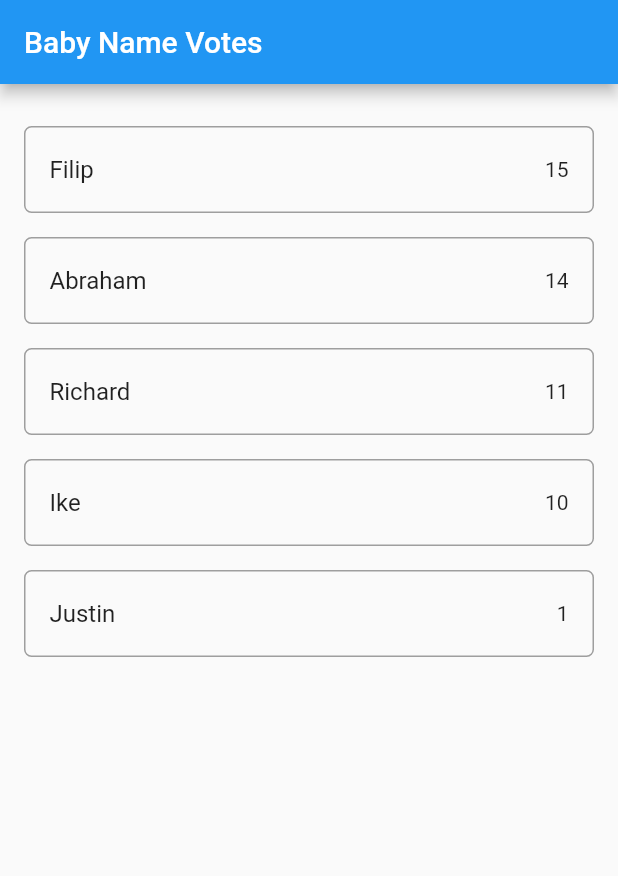
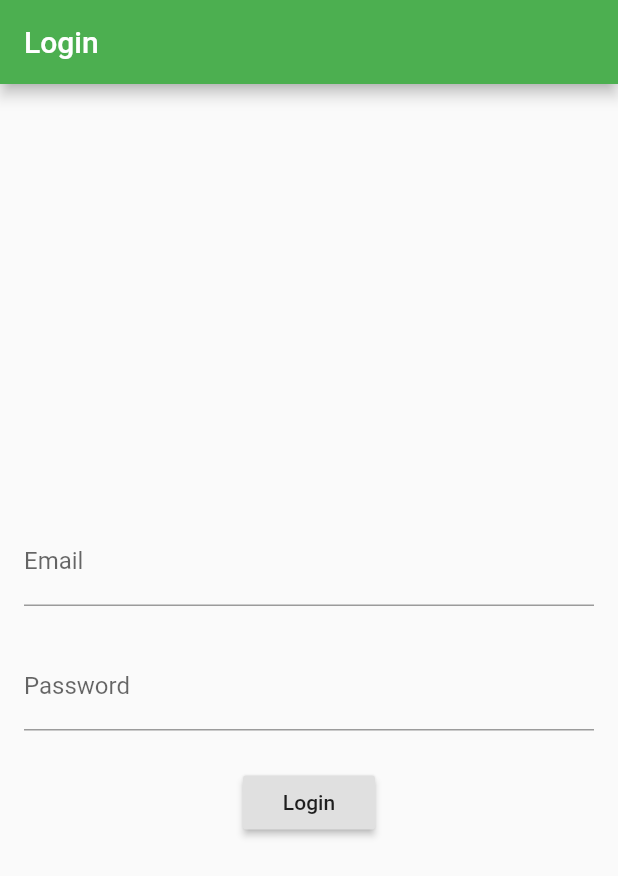
Before and after one commit to ntask19/flutter-auth, a Flutter app: the screen it shows after launch, on a phone screen of 412 x 824 dp. Shown: the top 876 px of the screen. Run offline on Flutter 3.47's test engine with Material 2 defaults, Android fonts, the phone set to English and light mode, and no system bars; our stand-ins replace cloud_firestore; accounts and stored records are empty.

```diff
--- a/lib/main.dart
+++ b/lib/main.dart
@@ -15,7 +15,10 @@ class MyApp extends StatelessWidget {
   @override
   Widget build(BuildContext context) {
     return MaterialApp(
-      title: 'Baby Names',
+      title: 'Firebase Auth',
+      theme: ThemeData(
+        primarySwatch: Colors.green,
+      ),
       home: MyHomePage(),
     );
   }
@@ -29,61 +32,58 @@ class MyHomePage extends StatefulWidget {
 }
 
 class _MyHomePageState extends State<MyHomePage> {
+
+  final emailInputController = new TextEditingController();
+  final passwordInputController = new TextEditingController();
+
   @override
   Widget build(BuildContext context) {
     return Scaffold(
-      appBar: AppBar(title: Text('Baby Name Votes')),
-      body: _buildBody(context),
+      appBar: AppBar(title: Text('Login')),
+      body: _layoutBody(),
     );
   }
 
-  Widget _buildBody(BuildContext context) {
-    // TODO: get actual snapshot from Cloud Firestore
-    return _buildList(context, dummySnapshot);
-  }
-
-  Widget _buildList(BuildContext context, List<Map> snapshot) {
-    return ListView(
-      padding: const EdgeInsets.only(top: 20.0),
-      children: snapshot.map((data) => _buildListItem(context, data)).toList(),
-    );
-  }
-
-  Widget _buildListItem(BuildContext context, Map data) {
-    final record = Record.fromMap(data);
-
-    return Padding(
-      key: ValueKey(record.name),
-      padding: const EdgeInsets.symmetric(horizontal: 16.0, vertical: 8.0),
-      child: Container(
-        decoration: BoxDecoration(
-          border: Border.all(color: Colors.grey),
-          borderRadius: BorderRadius.circular(5.0),
-        ),
-        child: ListTile(
-          title: Text(record.name),
-          trailing: Text(record.votes.toString()),
-          onTap: () => print(record),
+  Widget _layoutBody() {
+    return new Center(
+      child: new Form(
+        child: new SingleChildScrollView(
+          padding: const EdgeInsets.symmetric(horizontal: 16.0),
+          child: new Column(
+            crossAxisAlignment: CrossAxisAlignment.stretch,
+            children: <Widget>[
+              const SizedBox(height: 24.0),
+              new TextFormField(
+                controller: emailInputController,
+                decoration: const InputDecoration(
+                  border: const UnderlineInputBorder(),
+                  labelText: 'Email',
+                ),
+              ),
+              const SizedBox(height: 24.0),
+              new TextFormField(
+                controller: passwordInputController,
+                decoration: new InputDecoration(
+                  border: const UnderlineInputBorder(),
+                  labelText: 'Password',
+                ),
+                obscureText: true,
+              ),
+              const SizedBox(height: 24.0),
+              new Center(
+                child: new RaisedButton(
+                  child: const Text('Login'),
+                  onPressed: () {
+                    var email = emailInputController.text;
+                    var password = passwordInputController.text;
+                    // ここにログイン処理を書く
+                  },
+                ),
+              ),
+            ],
+          ),
         ),
       ),
     );
   }
 }
-
-class Record {
-  final String name;
-  final int votes;
-  final DocumentReference reference;
-
-  Record.fromMap(Map<String, dynamic> map, {this.reference})
-    : assert(map['name'] != null),
-      assert(map['votes'] != null),
-      name = map['name'],
-      votes = map['votes'];
-
-  Record.fromSnapshot(DocumentSnapshot snapshot)
-    : this.fromMap(snapshot.data, reference: snapshot.reference);
-
-  @override
-  String toString() => "Record<$name:$votes>";
-}
--- a/pubspec.yaml
+++ b/pubspec.yaml
@@ -24,6 +24,7 @@ dependencies:
   # Use with the CupertinoIcons class for iOS style icons.
   cupertino_icons: ^0.1.2
   cloud_firestore: ^0.13.4+2
+  firebase_auth: ^0.15.5+2
 
 dev_dependencies:
   flutter_test:
```
Also changed, not shown: pubspec.lock.
